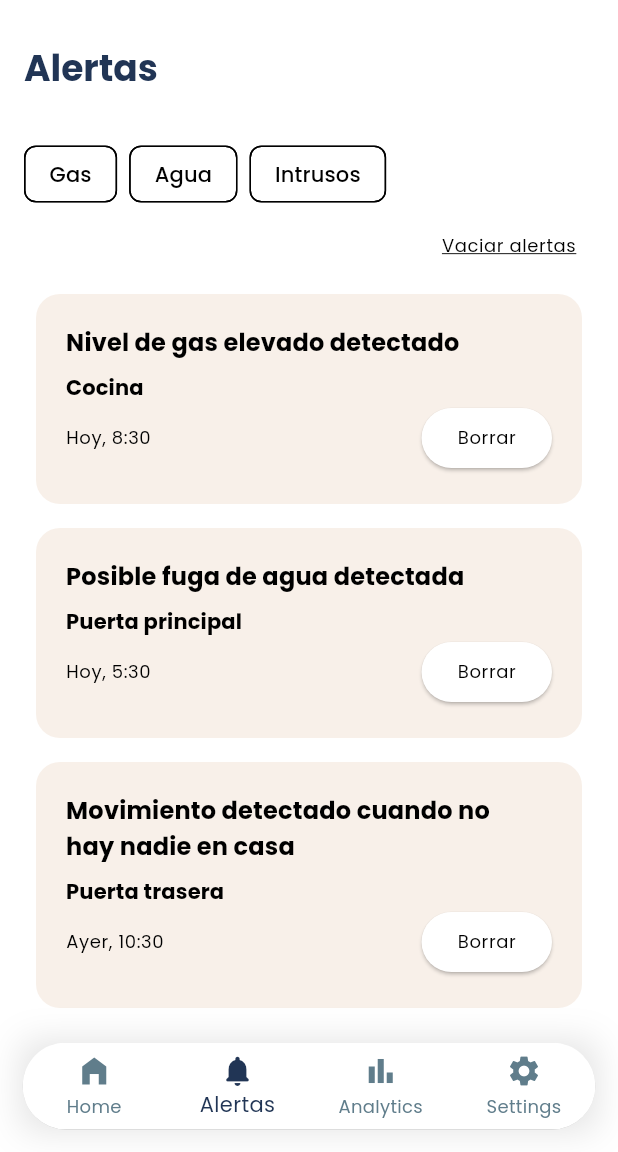
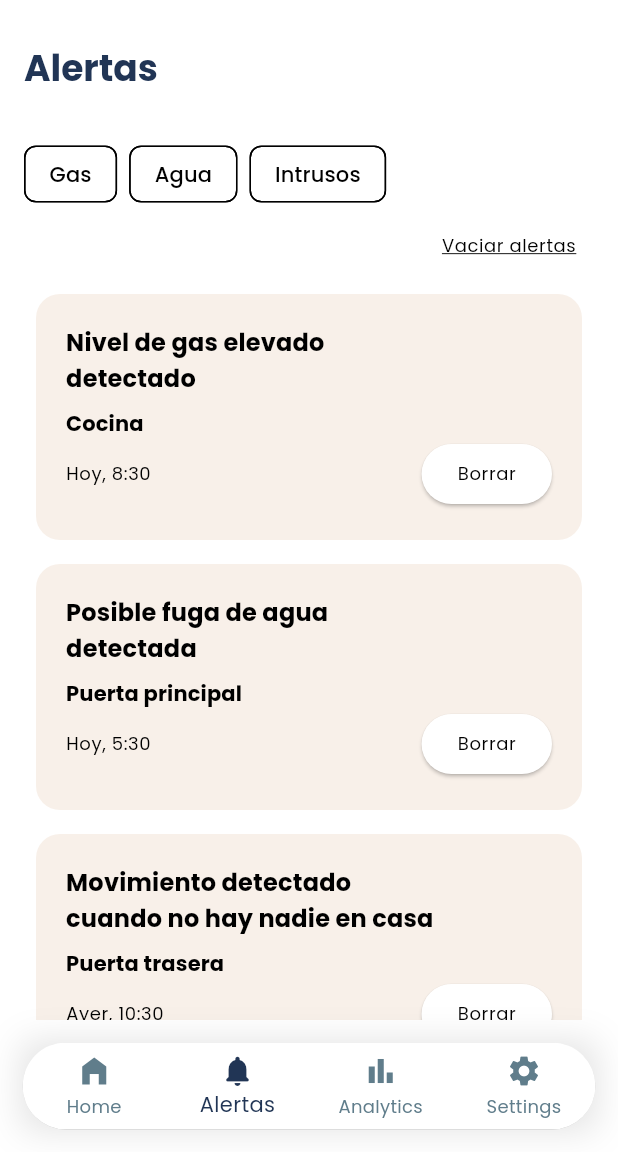
Before and after one commit to DiegoAragon13/awasApp, a Flutter app: the screen it shows after launch, item 2 of the bottom bar chosen, on a phone screen of 412 x 824 dp, the part 84-1236 px from its top. Run offline on Flutter 3.47's test engine with Material 3 defaults, Android fonts, the phone set to English and light mode, and no system bars; our stand-ins replace google_fonts, syncfusion_flutter_charts.

Commit message:
Arreglo error tamano alerta

```diff
--- a/lib/widgets/alerts_cards_widget.dart
+++ b/lib/widgets/alerts_cards_widget.dart
@@ -39,7 +39,7 @@ class AlertsCardsWidget extends StatelessWidget {
                       crossAxisAlignment: CrossAxisAlignment.start,
                       children: [
                         SizedBox(
-                          width: 300,
+                          width: 250,
                           child: Text(
                             alert.message,
                             style: theme.textTheme.titleMedium?.copyWith(
```
